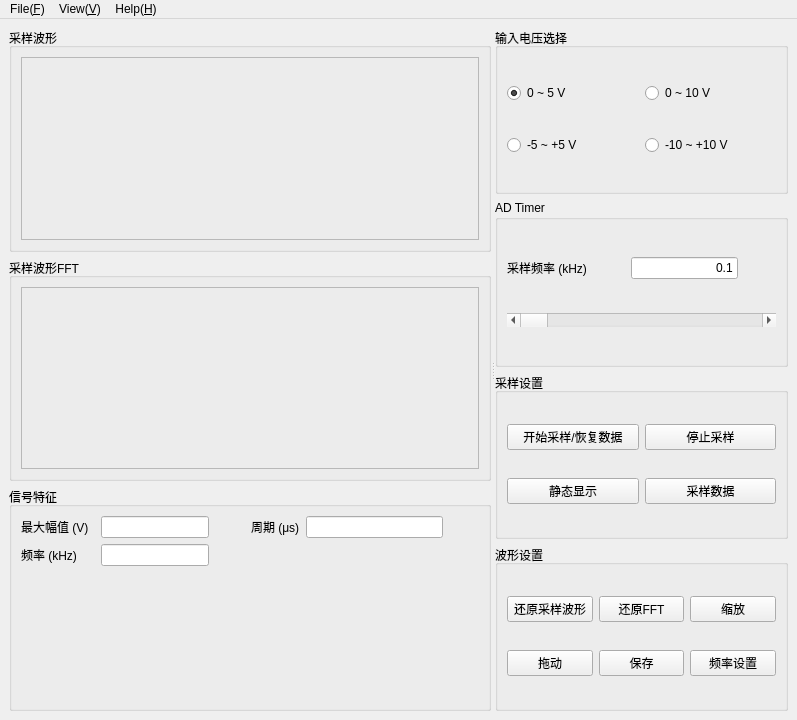
First picture: the form in mcs.ui, repository liuwilliamBUPT/MCS, before the edit.
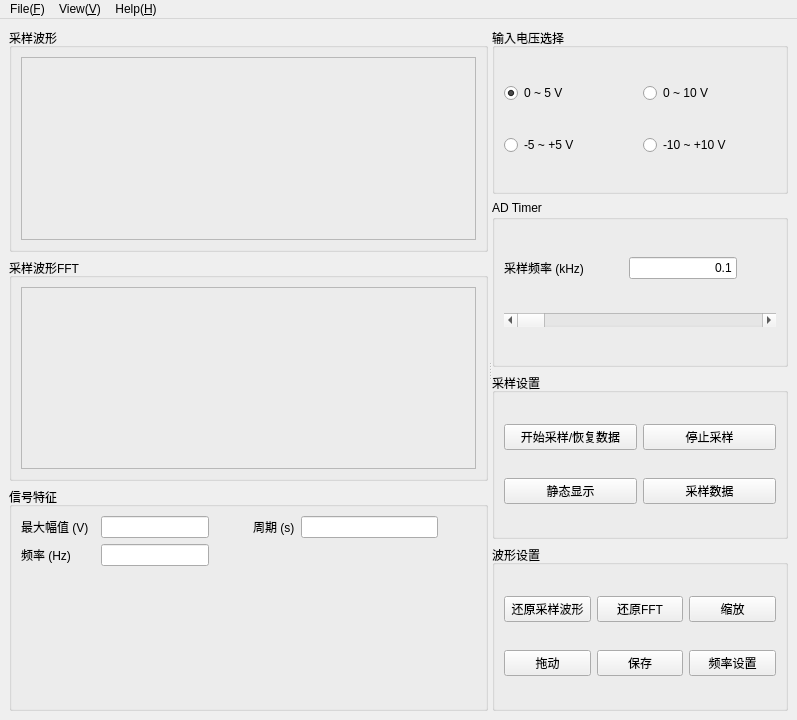
Second picture: the form after the edit.

Commit message:
feat(mcs): 设置了坐标轴名以及标题名，修改了图片保存的默认名，调整了代码位置顺序同时修复了一些bug
bug:界面中的错误单位修复。

What changed in the file:
```diff
--- a/mcs.ui
+++ b/mcs.ui
@@ -124,7 +124,7 @@
                <item>
                 <widget class="QLabel" name="label_3">
                  <property name="text">
-                  <string>周期 (μs)</string>
+                  <string>周期 (s)</string>
                  </property>
                 </widget>
                </item>
@@ -176,7 +176,7 @@
                   </size>
                  </property>
                  <property name="text">
-                  <string>频率 (kHz)</string>
+                  <string>频率 (Hz)</string>
                  </property>
                 </widget>
                </item>
@@ -319,7 +319,7 @@
                 <number>1</number>
                </property>
                <property name="maximum">
-                <number>1000</number>
+                <number>4000</number>
                </property>
                <property name="value">
                 <number>1</number>
```
The commit also changes 2 other files.
